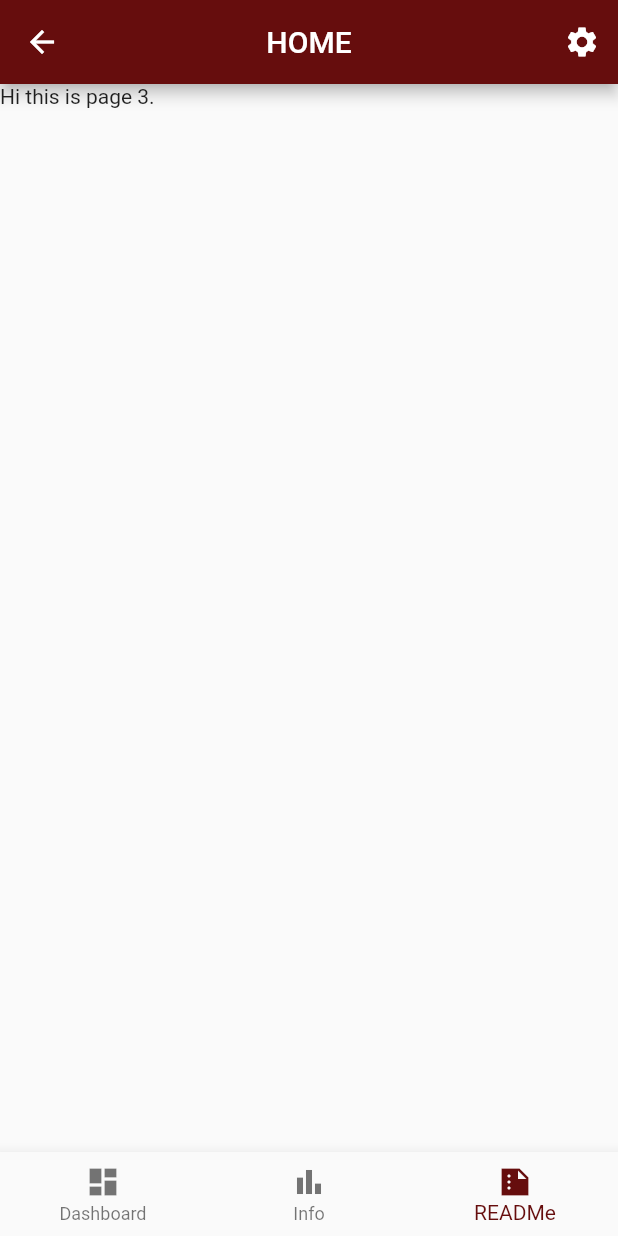
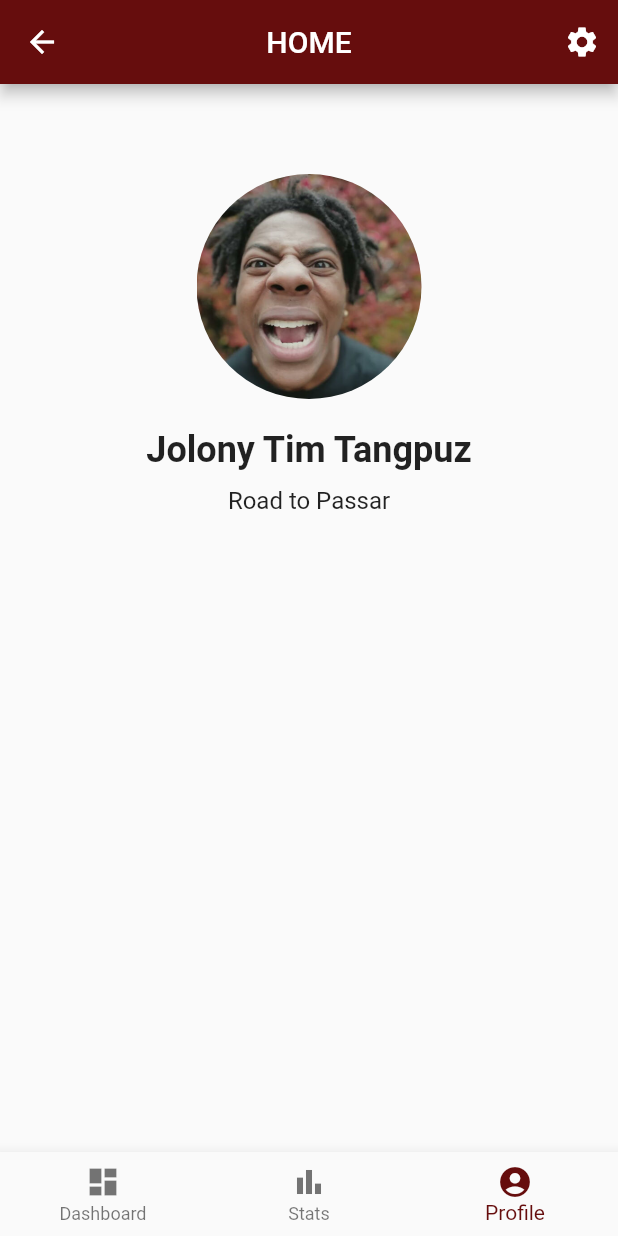
Before and after one commit to b1gmcdaddy/PokeGen, a Flutter app: the Home screen opened by its route, item 3 of the bottom bar chosen, on a phone screen of 412 x 824 dp. Run offline on Flutter 3.47's test engine with Material 2 defaults, Android fonts, the light colour scheme and no system bars; network calls fail.

Commit message:
started page3

```diff
--- a/lib/screens/Home.dart
+++ b/lib/screens/Home.dart
@@ -1,7 +1,7 @@
 import 'package:flutter/material.dart';
 import 'package:midtermproj/screens/Settings.dart';
 import 'package:midtermproj/screens/Page2Info.dart';
-import 'package:midtermproj/screens/Page3.dart';
+import 'package:midtermproj/screens/Page3Profile.dart';
 import 'package:midtermproj/screens/Dashboard.dart';
 
 class Home extends StatefulWidget {
@@ -34,8 +34,8 @@ class _HomeState extends State<Home> {
         items: const [
           BottomNavigationBarItem(
               icon: Icon(Icons.dashboard), label: "Dashboard"),
-          BottomNavigationBarItem(icon: Icon(Icons.bar_chart_outlined), label: "Info"),
-          BottomNavigationBarItem(icon: Icon(Icons.summarize_sharp), label: "READMe"),
+          BottomNavigationBarItem(icon: Icon(Icons.bar_chart_outlined), label: "Stats"),
+          BottomNavigationBarItem(icon: Icon(Icons.account_circle_rounded), label: "Profile"),
         ],
         selectedItemColor: const Color.fromRGBO(102, 13, 13, 1),
         currentIndex: pageIndex,
--- a/lib/screens/Page2Info.dart
+++ b/lib/screens/Page2Info.dart
@@ -1,6 +1,7 @@
 import 'package:flutter/material.dart';
 
 class Page2 extends StatelessWidget {
+
   final List<String> desc = [
     'Lucky Pokemon of the Day',
     'Unlucky Pokemon of the Day',
--- a/lib/screens/Page3.dart
+++ /dev/null
@@ -1,12 +0,0 @@
-import 'package:flutter/material.dart';
-
-class Page3 extends StatelessWidget {
-  const Page3({super.key});
-
-  @override
-  Widget build(BuildContext context) {
-    return Scaffold(
-      body: Text("Hi this is page 3."),
-    );
-  }
-}
--- /dev/null
+++ b/lib/screens/Page3Profile.dart
@@ -0,0 +1,44 @@
+import 'package:flutter/material.dart';
+
+class Page3 extends StatelessWidget {
+  const Page3({super.key});
+
+  @override
+  Widget build(BuildContext context) {
+    return Scaffold(
+      body: Center(
+        child: Column(
+          children: <Widget>[
+            SizedBox(height: 60),
+            Container(
+              width: 150,
+              height: 150,
+              decoration: BoxDecoration(
+                shape: BoxShape.circle,
+                image: DecorationImage(
+                  image: AssetImage('assets/avatar.jpg'),
+                  fit: BoxFit.cover,
+                ),
+              ),
+            ),
+            SizedBox(height: 20),
+            Text(
+              'Jolony Tim Tangpuz',
+              style: TextStyle(
+                fontSize: 24,
+                fontWeight: FontWeight.bold,
+              ),
+            ),
+            SizedBox(height: 10),
+            Text(
+              'Road to Passar',
+              style: TextStyle(
+                fontSize: 16,
+              ),
+            ),
+          ],
+        ),
+      ),
+    );
+  }
+}
```
Also changed, not shown: assets/avatar.jpg (added).
